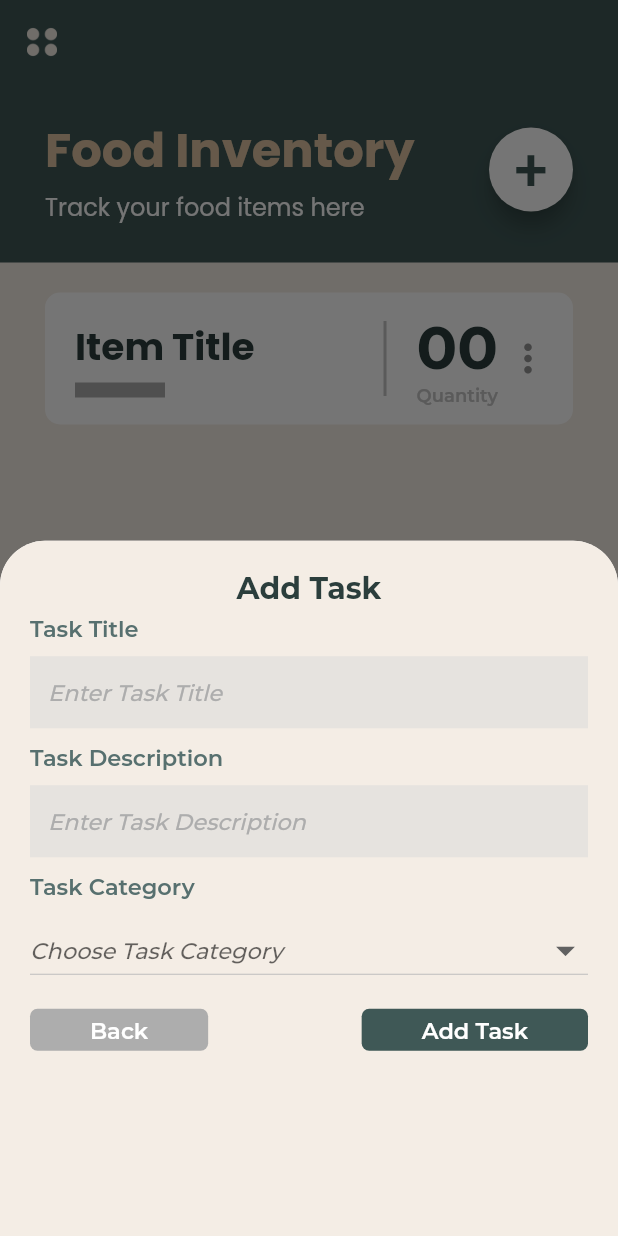
After one commit to kwgarciaIV/hestia, a Flutter app: the InventoryPage screen opened directly, after a tap on "Add Task", on a phone screen of 412 x 824 dp. The commit adds this screen. Run offline on Flutter 3.47's test engine with Material 2 defaults, Android fonts, the phone set to English and light mode, and no system bars; our stand-ins replace flutter_screenutil, font_awesome_flutter, page_transition.

Commit message:
Bottom Input Pop-up: added, BottomActions.dart: edited

```diff
--- /dev/null
+++ b/lib/Components/AddTaskPopUp.dart
@@ -0,0 +1,205 @@
+import 'package:flutter/cupertino.dart';
+import 'package:flutter/material.dart';
+import 'package:hestia/constants.dart';
+
+class AddTaskPopUp extends StatefulWidget {
+  const AddTaskPopUp({Key? key}) : super(key: key);
+
+  @override
+  _AddTaskPopUpState createState() => _AddTaskPopUpState();
+}
+
+const kLabelInputField = TextStyle(
+    fontFamily: 'Montserrat-SemiBold',
+    fontSize: 15.0,
+    color: Color(0xFF57706F));
+const kHintTextStyle = TextStyle(
+    fontSize: 15,
+    color: kGrayButton,
+    fontStyle: FontStyle.italic,
+    fontFamily: 'Montserrat-Medium');
+const kInputTextStyle = TextStyle(
+    color: Colors.black, fontSize: 15.0, fontFamily: 'Montserrat-SemiBold');
+
+class _AddTaskPopUpState extends State<AddTaskPopUp> {
+  String dropDownValue = '';
+  @override
+  Widget build(BuildContext context) {
+    return Container(
+      decoration: BoxDecoration(
+        color: kOffWhite,
+        borderRadius: BorderRadius.only(
+          topLeft: Radius.circular(30),
+          topRight: Radius.circular(30),
+        ),
+      ),
+      child: Column(
+        crossAxisAlignment: CrossAxisAlignment.start,
+        children: <Widget>[
+          SizedBox(height: 20.0),
+          Center(
+              child: Text(
+            'Add Task',
+            style: TextStyle(
+              fontFamily: 'Montserrat-Bold',
+              fontSize: 20.0,
+              color: kVeryDarkGreen,
+            ),
+          )),
+          Padding(
+            padding: const EdgeInsets.symmetric(horizontal: 20, vertical: 5.0),
+            child: Text(
+              'Task Title',
+              style: kLabelInputField,
+            ),
+          ),
+          Padding(
+            padding: const EdgeInsets.symmetric(horizontal: 20.0, vertical: 5),
+            child: TextField(
+              decoration: InputDecoration(
+                border: InputBorder.none,
+                filled: true,
+                fillColor: kGrayTextField,
+                hintText: 'Enter Task Title',
+                hintStyle: kHintTextStyle,
+              ),
+            ),
+          ),
+          Padding(
+            padding: const EdgeInsets.symmetric(horizontal: 20, vertical: 5.0),
+            child: Text(
+              'Task Description',
+              style: kLabelInputField,
+            ),
+          ),
+          Padding(
+            padding: const EdgeInsets.symmetric(horizontal: 20.0, vertical: 5),
+            child: TextField(
+              decoration: InputDecoration(
+                border: InputBorder.none,
+                filled: true,
+                fillColor: kGrayTextField,
+                hintText: 'Enter Task Description',
+                hintStyle: kHintTextStyle,
+              ),
+            ),
+          ),
+          Padding(
+            padding: const EdgeInsets.symmetric(horizontal: 20, vertical: 5.0),
+            child: Text(
+              'Task Category',
+              style: kLabelInputField,
+            ),
+          ),
+          // Padding(
+          //   padding: const EdgeInsets.symmetric(horizontal: 20.0, vertical: 5),
+          //   child: TextField(
+          //     decoration: InputDecoration(
+          //       border: InputBorder.none,
+          //       filled: true,
+          //       fillColor: kGrayTextField,
+          //       hintText: 'Enter Task Category',
+          //       hintStyle: kHintTextStyle,
+          //     ),
+          //   ),
+          // ),
+          Padding(
+            padding: const EdgeInsets.symmetric(horizontal: 20.0, vertical: 5),
+            child: DropdownButton(
+              //buttonstyle: ButtonStyle(),
+              hint: dropDownValue == ''
+                  ? Text('Choose Task Category')
+                  : Text(
+                      dropDownValue,
+                      style: dropDownValue == ''
+                          ? kHintTextStyle
+                          : kInputTextStyle,
+                    ),
+              isExpanded: true,
+              focusColor: Colors.white,
+              iconSize: 30.0,
+              style: dropDownValue == '' ? kHintTextStyle : kInputTextStyle,
+              items: [
+                'Chores',
+                'Cleaning',
+                'Cooking',
+                'Meeting',
+                'Event',
+                'Appointment',
+                'Miscellaneous'
+              ].map(
+                (val) {
+                  return DropdownMenuItem<String>(
+                    value: val,
+                    child: Text(val),
+                  );
+                },
+              ).toList(),
+              onChanged: (val) {
+                setState(
+                  () {
+                    dropDownValue = val.toString();
+                  },
+                );
+              },
+            ),
+          ),
+          Padding(
+            padding:
+                const EdgeInsets.symmetric(horizontal: 20.0, vertical: 10.0),
+            child: Row(
+              mainAxisAlignment: MainAxisAlignment.spaceBetween,
+              children: <Widget>[
+                //"Back" Button
+                GestureDetector(
+                  onTap: () {
+                    Navigator.pop(context, AddTaskPopUp());
+                  },
+                  child: Container(
+                    decoration: BoxDecoration(
+                      color: kGrayButton,
+                      borderRadius: BorderRadius.circular(5.0),
+                    ),
+                    child: Padding(
+                      padding: const EdgeInsets.symmetric(
+                          vertical: 5.0, horizontal: 40.0),
+                      child: Text(
+                        'Back',
+                        style: TextStyle(
+                            fontFamily: 'Montserrat-SemiBold',
+                            fontSize: 15.0,
+                            color: Colors.white),
+                      ),
+                    ),
+                  ),
+                ),
+
+                //"Add Task" Button
+                GestureDetector(
+                  onTap: () {},
+                  child: Container(
+                    decoration: BoxDecoration(
+                      color: kMainDarkGreen,
+                      borderRadius: BorderRadius.circular(5.0),
+                    ),
+                    child: Padding(
+                      padding: const EdgeInsets.symmetric(
+                          vertical: 5.0, horizontal: 40.0),
+                      child: Text(
+                        'Add Task',
+                        style: TextStyle(
+                            fontFamily: 'Montserrat-SemiBold',
+                            fontSize: 15.0,
+                            color: Colors.white),
+                      ),
+                    ),
+                  ),
+                ),
+              ],
+            ),
+          )
+        ],
+      ),
+    );
+  }
+}
--- a/lib/Components/BottomActions.dart
+++ b/lib/Components/BottomActions.dart
@@ -1,6 +1,7 @@
 import 'package:flutter/material.dart';
 import 'package:hestia/constants.dart';
 import 'package:font_awesome_flutter/font_awesome_flutter.dart';
+import 'AddTaskPopUp.dart';
 
 class BottomAction extends StatefulWidget {
   const BottomAction({Key? key}) : super(key: key);
@@ -12,6 +13,7 @@
 class _BottomActionState extends State<BottomAction> {
   @override
   Widget build(BuildContext context) {
+    //return _show
     return Container(
       margin: EdgeInsets.fromLTRB(30, 0, 30, 20),
       height: 60,
@@ -26,7 +28,24 @@
         padding: const EdgeInsets.all(12.0),
         child: Row(
           children: <Widget>[
-            Expanded(
+            GestureDetector(
+              onTap: () {
+                showModalBottomSheet(
+                    shape: RoundedRectangleBorder(
+                      borderRadius: BorderRadius.circular(30.0),
+                    ),
+                    context: context,
+                    builder: (BuildContext context) {
+                      return AddTaskPopUp();
+                    }
+                    //AddTaskPopUp(),
+                    );
+                //_showBottomBar(false);
+                // sheetController.closed.then((value) {
+                //   _showBottomBar(true);
+                // });
+              },
+              child: Expanded(
                 flex: 6,
                 child: Container(
                   margin: EdgeInsets.only(left: 5, right: 10),
@@ -42,6 +61,7 @@
                         style: TextStyle(
                           color: kMainDarkGreen,
                           fontFamily: 'Montserrat-Bold',
+                        ),
                       ),
                     ),
                   ),
@@ -85,5 +105,12 @@
         ),
       ),
     );
+    //: Row();
   }
+
+//   void _showBottomBar(bool value) {
+//     setState(() {
+//       _show = value;
+//     });
+//   }
 }
```
Lines whose indentation alone changed are shown as unchanged.
